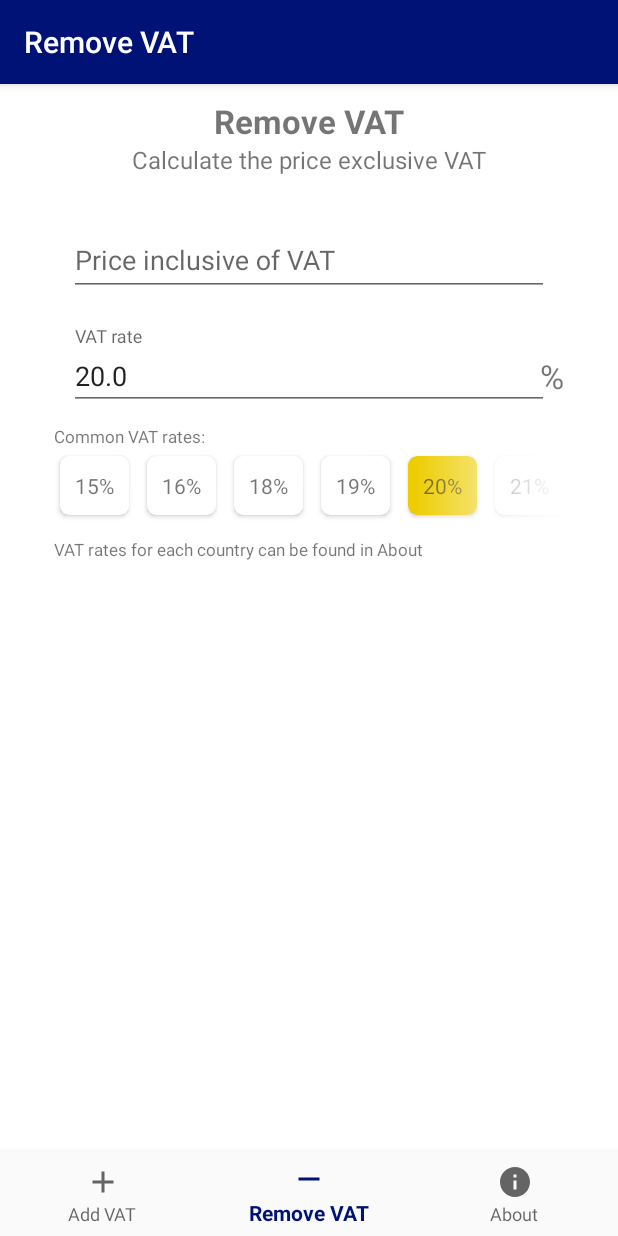
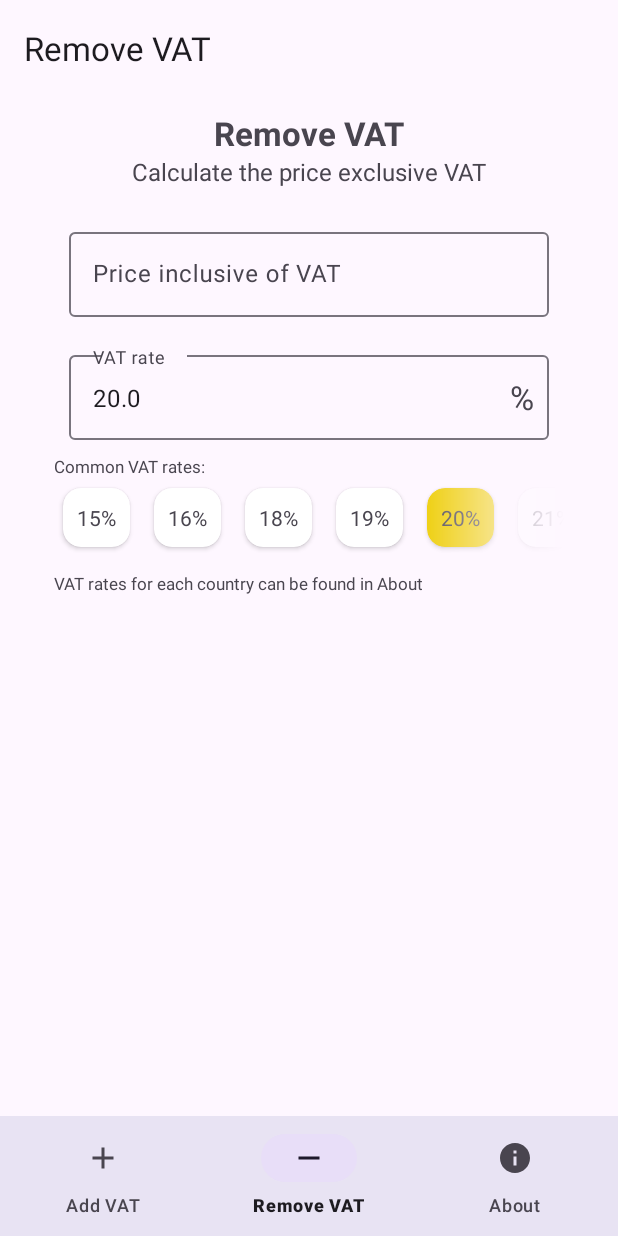
Before and after one commit to hej2010/VAT-Calculator, an Android app: the ReverseFragment screen opened through its navigation route, on a phone screen of 412 x 824 dp. Run offline under Robolectric (Android 15) with nearby library versions, the phone set to English and light mode, and no system bars; our stand-ins replace navigation-ui.

Commit message:
Target Android 16

```diff
--- a/app/build.gradle
+++ b/app/build.gradle
@@ -8,8 +8,8 @@ android {
         applicationId "se.arctosoft.vatcalculator"
         minSdkVersion 23
         targetSdkVersion 36
-        versionCode 9
-        versionName "1.4.1"
+        versionCode 10
+        versionName "1.5.0"
 
         testInstrumentationRunner "androidx.test.runner.AndroidJUnitRunner"
     }
--- a/app/src/main/java/se/arctosoft/vatcalculator/MainActivity.java
+++ b/app/src/main/java/se/arctosoft/vatcalculator/MainActivity.java
@@ -3,6 +3,7 @@ package se.arctosoft.vatcalculator;
 import android.os.Bundle;
 
 import androidx.appcompat.app.AppCompatActivity;
+import androidx.appcompat.widget.Toolbar;
 import androidx.core.os.ConfigurationCompat;
 import androidx.navigation.NavController;
 import androidx.navigation.fragment.NavHostFragment;
@@ -23,6 +24,8 @@ public class MainActivity extends AppCompatActivity {
         super.onCreate(savedInstanceState);
         setContentView(R.layout.activity_main);
         BottomNavigationView navView = findViewById(R.id.nav_view);
+        Toolbar toolbar = findViewById(R.id.toolbar);
+        setSupportActionBar(toolbar);
         // Passing each menu ID as a set of Ids because each
         // menu should be considered as top level destinations.
         AppBarConfiguration appBarConfiguration = new AppBarConfiguration.Builder(
--- a/app/src/main/java/se/arctosoft/vatcalculator/ui/HomeFragment.java
+++ b/app/src/main/java/se/arctosoft/vatcalculator/ui/HomeFragment.java
@@ -6,7 +6,6 @@ import android.content.Context;
 import android.os.Bundle;
 import android.text.Editable;
 import android.text.TextWatcher;
-import android.util.Log;
 import android.view.LayoutInflater;
 import android.view.View;
 import android.view.ViewGroup;
@@ -18,6 +17,8 @@ import androidx.annotation.NonNull;
 import androidx.cardview.widget.CardView;
 import androidx.fragment.app.Fragment;
 import androidx.lifecycle.ViewModelProvider;
+
+import com.google.android.material.card.MaterialCardView;
 
 import java.util.Locale;
 
@@ -92,10 +93,10 @@ public class HomeFragment extends Fragment {
 
             layout.setOnClickListener(v -> {
                 for (int i = 0; i < VAT_RATES.length; i++) {
-                    ((CardView) lLVatRates.getChildAt(i)).setCardBackgroundColor(context.getResources().getColor(R.color.colorWhite));
+                    ((MaterialCardView) lLVatRates.getChildAt(i)).setCardBackgroundColor(context.getResources().getColor(R.color.colorWhite));
                 }
                 if (v instanceof CardView) {
-                    ((CardView) v).setCardBackgroundColor(context.getResources().getColor(R.color.colorAccent));
+                    ((MaterialCardView) v).setCardBackgroundColor(context.getResources().getColor(R.color.colorAccent));
                 }
                 eTValVatRate.setText(String.valueOf(v.getTag()));
             });
--- a/app/src/main/res/layout/activity_main.xml
+++ b/app/src/main/res/layout/activity_main.xml
@@ -5,6 +5,25 @@
     android:layout_width="match_parent"
     android:layout_height="match_parent"
     android:fitsSystemWindows="true">
+
+    <com.google.android.material.appbar.MaterialToolbar
+        android:id="@+id/toolbar"
+        android:layout_width="match_parent"
+        android:layout_height="wrap_content"
+        app:layout_constraintTop_toTopOf="parent"
+        app:title="@string/app_name" />
+
+    <androidx.fragment.app.FragmentContainerView
+        android:id="@+id/nav_host_fragment"
+        android:name="androidx.navigation.fragment.NavHostFragment"
+        android:layout_width="match_parent"
+        android:layout_height="0dp"
+        app:defaultNavHost="true"
+        app:layout_constraintBottom_toTopOf="@id/nav_view"
+        app:layout_constraintLeft_toLeftOf="parent"
+        app:layout_constraintRight_toRightOf="parent"
+        app:layout_constraintTop_toBottomOf="@id/toolbar"
+        app:navGraph="@navigation/mobile_navigation" />
 
     <com.google.android.material.bottomnavigation.BottomNavigationView
         android:id="@+id/nav_view"
@@ -18,16 +37,4 @@
         app:layout_constraintRight_toRightOf="parent"
         app:menu="@menu/bottom_nav_menu" />
 
-    <androidx.fragment.app.FragmentContainerView
-        android:id="@+id/nav_host_fragment"
-        android:name="androidx.navigation.fragment.NavHostFragment"
-        android:layout_width="match_parent"
-        android:layout_height="match_parent"
-        app:defaultNavHost="true"
-        app:layout_constraintBottom_toTopOf="@id/nav_view"
-        app:layout_constraintLeft_toLeftOf="parent"
-        app:layout_constraintRight_toRightOf="parent"
-        app:layout_constraintTop_toTopOf="parent"
-        app:navGraph="@navigation/mobile_navigation" />
-
 </androidx.constraintlayout.widget.ConstraintLayout>
--- a/app/src/main/res/layout/fragment_about.xml
+++ b/app/src/main/res/layout/fragment_about.xml
@@ -3,7 +3,6 @@
     xmlns:tools="http://schemas.android.com/tools"
     android:layout_width="match_parent"
     android:layout_height="match_parent"
-    android:background="@android:color/white"
     tools:context=".ui.AboutFragment">
 
     <ScrollView
--- a/app/src/main/res/layout/fragment_home.xml
+++ b/app/src/main/res/layout/fragment_home.xml
@@ -4,7 +4,6 @@
     xmlns:tools="http://schemas.android.com/tools"
     android:layout_width="match_parent"
     android:layout_height="match_parent"
-    android:background="@android:color/white"
     tools:context=".ui.HomeFragment">
 
     <androidx.core.widget.NestedScrollView
@@ -85,6 +84,8 @@
                 <TextView
                     android:layout_width="wrap_content"
                     android:layout_height="wrap_content"
+                    android:layout_marginEnd="20dp"
+                    android:layout_marginBottom="6dp"
                     android:text="@string/percentage"
                     android:textAlignment="center"
                     android:textSize="@dimen/text_title_size"
--- a/app/src/main/res/layout/fragment_reverse.xml
+++ b/app/src/main/res/layout/fragment_reverse.xml
@@ -4,7 +4,6 @@
     xmlns:tools="http://schemas.android.com/tools"
     android:layout_width="match_parent"
     android:layout_height="match_parent"
-    android:background="@android:color/white"
     tools:context=".ui.ReverseFragment">
 
     <androidx.core.widget.NestedScrollView
@@ -85,6 +84,8 @@
                 <TextView
                     android:layout_width="wrap_content"
                     android:layout_height="wrap_content"
+                    android:layout_marginEnd="20dp"
+                    android:layout_marginBottom="6dp"
                     android:text="@string/percentage"
                     android:textAlignment="center"
                     android:textSize="@dimen/text_title_size"
--- a/app/src/main/res/layout/vat_rate_item.xml
+++ b/app/src/main/res/layout/vat_rate_item.xml
@@ -1,19 +1,19 @@
 <?xml version="1.0" encoding="utf-8"?>
-<androidx.cardview.widget.CardView xmlns:android="http://schemas.android.com/apk/res/android"
+<com.google.android.material.card.MaterialCardView xmlns:android="http://schemas.android.com/apk/res/android"
     xmlns:card_view="http://schemas.android.com/apk/res-auto"
     android:layout_width="wrap_content"
     android:layout_height="wrap_content"
     android:clickable="true"
     android:elevation="@dimen/card_elevation"
     android:focusable="true"
-    android:foreground="?android:attr/selectableItemBackground"
-    card_view:cardCornerRadius="@dimen/card_corner_radius"
+    card_view:cardElevation="2dp"
     card_view:cardUseCompatPadding="true"
-    card_view:contentPadding="@dimen/card_content_padding">
+    card_view:contentPadding="@dimen/card_content_padding"
+    card_view:strokeWidth="0dp">
 
     <TextView
         android:id="@+id/txtVatRate"
         android:layout_width="wrap_content"
         android:layout_height="wrap_content" />
 
-</androidx.cardview.widget.CardView>
+</com.google.android.material.card.MaterialCardView>
--- a/app/src/main/res/values/styles.xml
+++ b/app/src/main/res/values/styles.xml
@@ -1,7 +1,7 @@
 <resources>
 
     <!-- Base application theme. -->
-    <style name="AppTheme" parent="Theme.AppCompat.Light.DarkActionBar">
+    <style name="AppTheme" parent="Theme.Material3.Light.NoActionBar">
         <!-- Customize your theme here. -->
         <item name="colorPrimary">@color/colorPrimary</item>
         <item name="colorPrimaryDark">@color/colorPrimaryDark</item>
```
Also changed, not shown: 3 other files.
